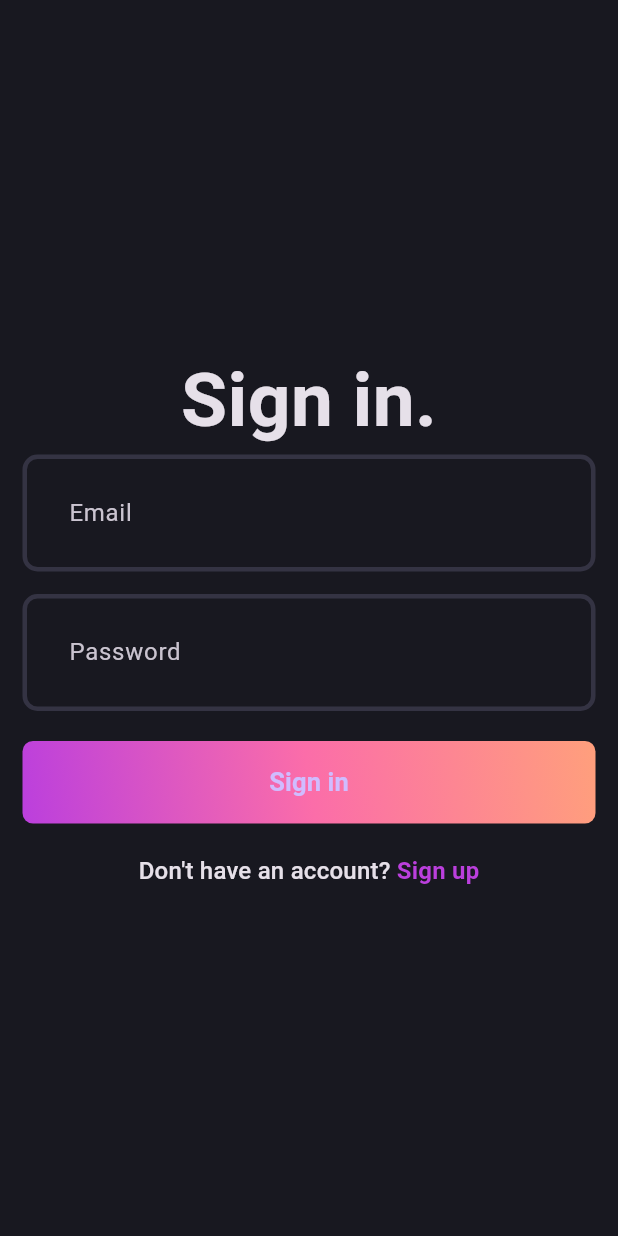
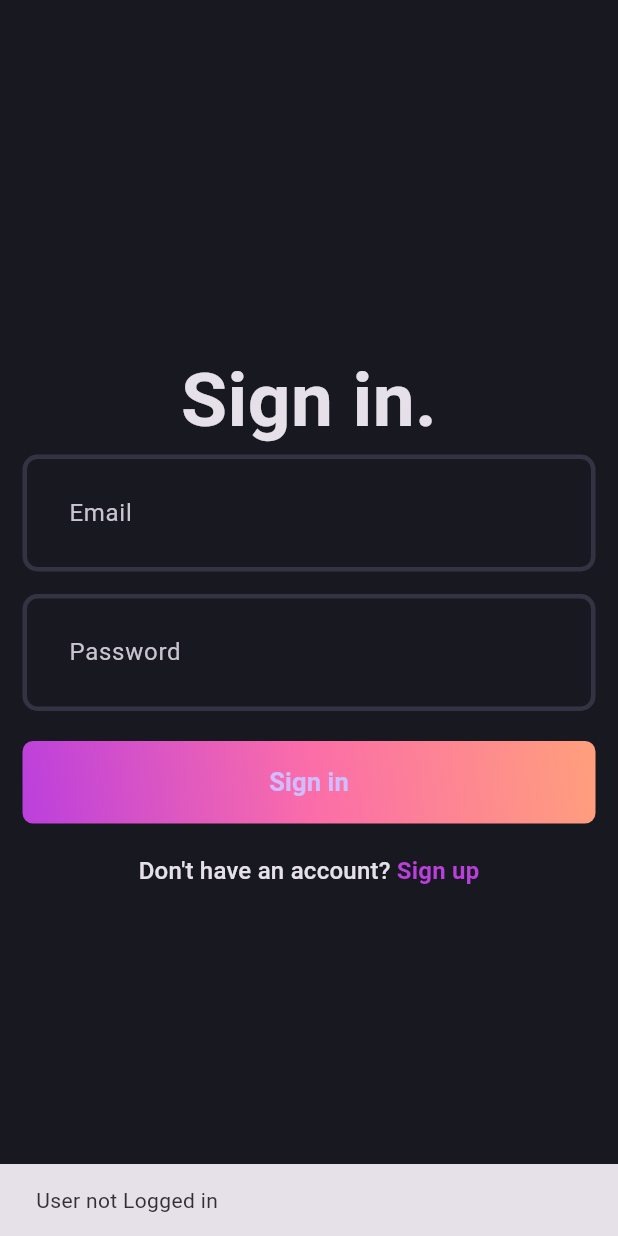
Before and after one commit to PrpCena/blog, a Flutter app: the first screen one second after launch, on a phone screen of 412 x 824 dp. Run offline on Flutter 3.47's test engine with Material 3 defaults, Android fonts, the phone set to English and light mode, and no system bars; our stand-ins replace bloc, flutter_bloc, fpdart, get_it, supabase_flutter; accounts and stored records are empty.

Commit message:
Auth bloc completed.

```diff
--- /dev/null
+++ b/lib/core/common/cubits/app_user/app_user_cubit.dart
@@ -0,0 +1,17 @@
+import 'package:bloc/bloc.dart';
+import 'package:clean/core/common/entities/my_user.dart';
+import 'package:meta/meta.dart';
+
+part 'app_user_state.dart';
+
+class AppUserCubit extends Cubit<AppUserState> {
+  AppUserCubit() : super(AppUserInitial());
+
+  void updateUser(MyUser? user){
+    if(user == null){
+      emit(AppUserInitial());
+    }else{
+      emit(AppUserLoggedIn(user));
+    }
+  }
+}
--- /dev/null
+++ b/lib/core/common/cubits/app_user/app_user_state.dart
@@ -0,0 +1,12 @@
+part of 'app_user_cubit.dart';
+
+@immutable
+sealed class AppUserState {}
+
+final class AppUserInitial extends AppUserState {}
+
+final class AppUserLoggedIn extends AppUserState{
+  final MyUser user;
+
+  AppUserLoggedIn(this.user);
+}
--- a/lib/core/usecase/usecase.dart
+++ b/lib/core/usecase/usecase.dart
@@ -2,6 +2,7 @@ import 'package:clean/core/error/failures.dart';
 import 'package:fpdart/fpdart.dart';
 
 abstract interface class UseCase<SuccessType, Params> {
-Future<Either<Failure, SuccessType>> call(Params params);
+  Future<Either<Failure, SuccessType>> call(Params params);
+}
 
-}
+class NoParams {}
--- a/lib/features/auth/data/repository/auth_repository_impl.dart
+++ b/lib/features/auth/data/repository/auth_repository_impl.dart
@@ -1,7 +1,7 @@
 import 'package:clean/core/error/exception.dart';
 import 'package:clean/core/error/failures.dart';
 import 'package:clean/features/auth/data/data_sources/auth_remote_data_source.dart';
-import 'package:clean/features/auth/domain/entities/my_user.dart';
+import 'package:clean/core/common/entities/my_user.dart';
 import 'package:clean/features/auth/domain/repository/auth_repository.dart';
 import 'package:fpdart/fpdart.dart';
 import 'package:supabase_flutter/supabase_flutter.dart';
@@ -49,4 +49,17 @@ class AuthRepositoryImpl implements AuthRepository {
       return left(Failure(e.error));
     }
   }
+
+  @override
+  Future<Either<Failure, MyUser>> currentUser() async {
+    try {
+      final user = await remoteDataSource.getCurrentUserData();
+      if (user == null) {
+        return left(Failure("User not Logged in"));
+      }
+      return right(user);
+    } on ServerException catch (e) {
+      return left(Failure(e.error));
+    }
+  }
 }
--- a/lib/features/auth/domain/repository/auth_repository.dart
+++ b/lib/features/auth/domain/repository/auth_repository.dart
@@ -1,5 +1,5 @@
 import 'package:clean/core/error/failures.dart';
-import 'package:clean/features/auth/domain/entities/my_user.dart';
+import 'package:clean/core/common/entities/my_user.dart';
 import 'package:fpdart/fpdart.dart';
 
 abstract interface class AuthRepository {
@@ -12,4 +12,5 @@ abstract interface class AuthRepository {
     required String email,
     required String password,
   });
+  Future<Either<Failure, MyUser>> currentUser();
 }
--- /dev/null
+++ b/lib/features/auth/domain/usecase/current_user.dart
@@ -0,0 +1,14 @@
+import 'package:clean/core/error/failures.dart';
+import 'package:clean/core/usecase/usecase.dart';
+import 'package:clean/core/common/entities/my_user.dart';
+import 'package:clean/features/auth/domain/repository/auth_repository.dart';
+import 'package:fpdart/src/either.dart';
+
+class CurrentUser implements UseCase<MyUser, NoParams> {
+  final AuthRepository authRepository;
+  CurrentUser(this.authRepository);
+  @override
+  Future<Either<Failure, MyUser>> call(NoParams params) async {
+    return await authRepository.currentUser();
+  }
+}
--- a/lib/features/auth/domain/usecase/user_sign_in.dart
+++ b/lib/features/auth/domain/usecase/user_sign_in.dart
@@ -1,6 +1,6 @@
 import 'package:clean/core/error/failures.dart';
 import 'package:clean/core/usecase/usecase.dart';
-import 'package:clean/features/auth/domain/entities/my_user.dart';
+import 'package:clean/core/common/entities/my_user.dart';
 import 'package:clean/features/auth/domain/repository/auth_repository.dart';
 import 'package:fpdart/fpdart.dart';
 
--- a/lib/features/auth/domain/usecase/user_sign_up.dart
+++ b/lib/features/auth/domain/usecase/user_sign_up.dart
@@ -1,6 +1,6 @@
 import 'package:clean/core/error/failures.dart';
 import 'package:clean/core/usecase/usecase.dart';
-import 'package:clean/features/auth/domain/entities/my_user.dart';
+import 'package:clean/core/common/entities/my_user.dart';
 import 'package:clean/features/auth/domain/repository/auth_repository.dart';
 import 'package:fpdart/fpdart.dart';
 
--- a/lib/features/auth/presentation/bloc/auth_bloc.dart
+++ b/lib/features/auth/presentation/bloc/auth_bloc.dart
@@ -1,4 +1,7 @@
-import 'package:clean/features/auth/domain/entities/my_user.dart';
+import 'package:clean/core/common/cubits/app_user/app_user_cubit.dart';
+import 'package:clean/core/usecase/usecase.dart';
+import 'package:clean/core/common/entities/my_user.dart';
+import 'package:clean/features/auth/domain/usecase/current_user.dart';
 import 'package:clean/features/auth/domain/usecase/user_sign_in.dart';
 import 'package:clean/features/auth/domain/usecase/user_sign_up.dart';
 import 'package:flutter/material.dart';
@@ -10,18 +13,29 @@ part 'auth_state.dart';
 class AuthBloc extends Bloc<AuthEvent, AuthState> {
   final UserSignUp _userSignUp;
   final UserSignIn _userSignIn;
+  final CurrentUser _currentUser;
+  final AppUserCubit _appUserCubit;
 
-  AuthBloc({required UserSignUp userSignUp, required UserSignIn userSignIn})
+  AuthBloc(
+      {required UserSignUp userSignUp,
+      required UserSignIn userSignIn,
+      required CurrentUser currentUser,
+      required AppUserCubit appUserCubit})
       : _userSignUp = userSignUp,
         _userSignIn = userSignIn,
+        _currentUser = currentUser,
+        _appUserCubit = appUserCubit,
         super(AuthInitial()) {
+    on<AuthEvent>((_,emit) => emit(AuthLoading()));
     on<AuthSignUp>(_onAuthSignUp);
     on<AuthSignIn>(_onAuthSignIn);
+    on<AuthIsUserSignedIn>(_onAuthIsUserSignedIn);
   }
 
-  void _onAuthSignUp(AuthSignUp event, Emitter<AuthState> emit) async {
-    emit(AuthLoading());
-
+  void _onAuthSignUp(
+    AuthSignUp event,
+    Emitter<AuthState> emit,
+  ) async {
     final res = await _userSignUp(
       UserSignUpParams(
         email: event.email,
@@ -30,16 +44,16 @@ class AuthBloc extends Bloc<AuthEvent, AuthState> {
       ),
     );
 
-    res.fold((l) {
-      emit(AuthFailure(l.error));
-    }, (user) {
-      emit(AuthSuccess(user));
-    });
+    res.fold(
+      (l) => emit(AuthFailure(l.error)),
+      (r) => _emitAuthSuccess(r, emit),
+    );
   }
 
-  void _onAuthSignIn(AuthSignIn event, Emitter<AuthState> emit) async {
-    emit(AuthLoading());
-
+  void _onAuthSignIn(
+    AuthSignIn event,
+    Emitter<AuthState> emit,
+  ) async {
     final res = await _userSignIn(
       UserSignInParams(
         email: event.email,
@@ -47,10 +61,26 @@ class AuthBloc extends Bloc<AuthEvent, AuthState> {
       ),
     );
 
-    res.fold((l) {
-      emit(AuthFailure(l.error));
-    }, (user) {
-      emit(AuthSuccess(user));
-    });
+    res.fold(
+      (l) => emit(AuthFailure(l.error)),
+      (r) => _emitAuthSuccess(r, emit),
+    );
+  }
+
+  void _onAuthIsUserSignedIn(
+    AuthIsUserSignedIn event,
+    Emitter<AuthState> emit,
+  ) async {
+    final res = await _currentUser(NoParams());
+
+    res.fold(
+      (l) => emit(AuthFailure(l.error)),
+      (r) => _emitAuthSuccess(r, emit),
+    );
+  }
+
+  void _emitAuthSuccess(MyUser user, Emitter<AuthState> emit) {
+    _appUserCubit.updateUser(user);
+    emit(AuthSuccess(user));
   }
 }
--- a/lib/features/auth/presentation/bloc/auth_event.dart
+++ b/lib/features/auth/presentation/bloc/auth_event.dart
@@ -24,3 +24,5 @@ class AuthSignIn extends AuthEvent {
     required this.password,
   });
 }
+
+class AuthIsUserSignedIn extends AuthEvent {}
--- a/lib/main.dart
+++ b/lib/main.dart
@@ -1,3 +1,4 @@
+import 'package:clean/core/common/cubits/app_user/app_user_cubit.dart';
 import 'package:clean/core/theme/theme.dart';
 import 'package:clean/features/auth/presentation/bloc/auth_bloc.dart';
 import 'package:clean/features/auth/presentation/pages/signin_page.dart';
@@ -16,6 +17,9 @@ void main() async {
           BlocProvider(
             create: (_) => serviceLocator<AuthBloc>(),
           ),
+          BlocProvider(
+            create: (_) => serviceLocator<AppUserCubit>(),
+          ),
         ],
         child: const MyApp(),
       ),
@@ -25,8 +29,20 @@ void main() async {
   }
 }
 
-class MyApp extends StatelessWidget {
+class MyApp extends StatefulWidget {
   const MyApp({super.key});
+
+  @override
+  State<MyApp> createState() => _MyAppState();
+}
+
+class _MyAppState extends State<MyApp> {
+  @override
+  void initState() {
+    // TODO: implement initState
+    super.initState();
+    context.read<AuthBloc>().add(AuthIsUserSignedIn());
+  }
 
   @override
   Widget build(BuildContext context) {
@@ -34,7 +50,21 @@ class MyApp extends StatelessWidget {
       title: 'Flutter Demo',
       debugShowCheckedModeBanner: false,
       theme: AppTheme.darkThemeMode,
-      home: const SignInPage(),
+      home: BlocSelector<AppUserCubit, AppUserState, bool>(
+        selector: (state) {
+          return state is AppUserLoggedIn;
+        },
+        builder: (context, isLoggedIn) {
+          if (isLoggedIn) {
+            return const Scaffold(
+              body: Center(
+                child: Text("Logged in"),
+              ),
+            );
+          }
+          return const SignInPage();
+        },
+      ),
     );
   }
 }
```
Also changed, not shown: lib/features/auth/data/data_sources/auth_remote_data_source.dart (+25 -2 lines), lib/features/auth/data/models/my_user_model.dart (+11 -1 lines), lib/features/blog/presentation/pages/blog_page.dart (added, +21 -0 lines), lib/init_dependencies.dart (+12 -0 lines), lib/core/common/entities/my_user.dart (renamed from lib/features/auth/domain/entities/my_user.dart).
